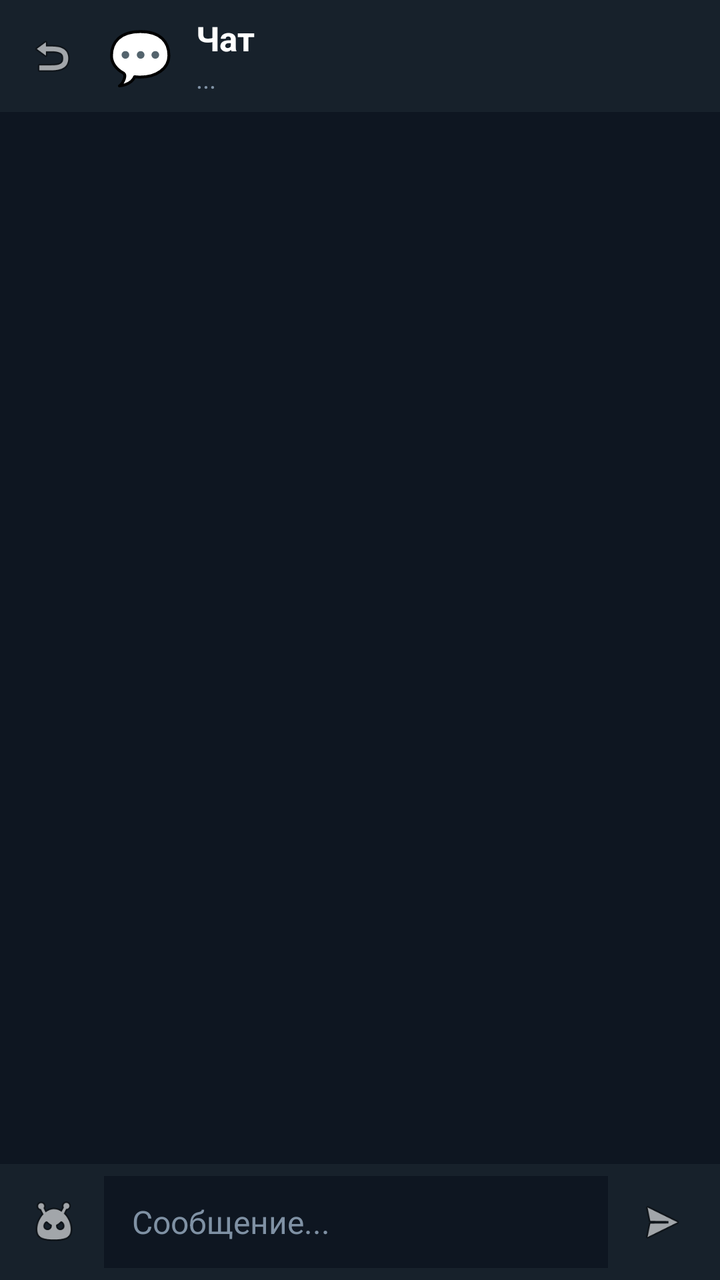
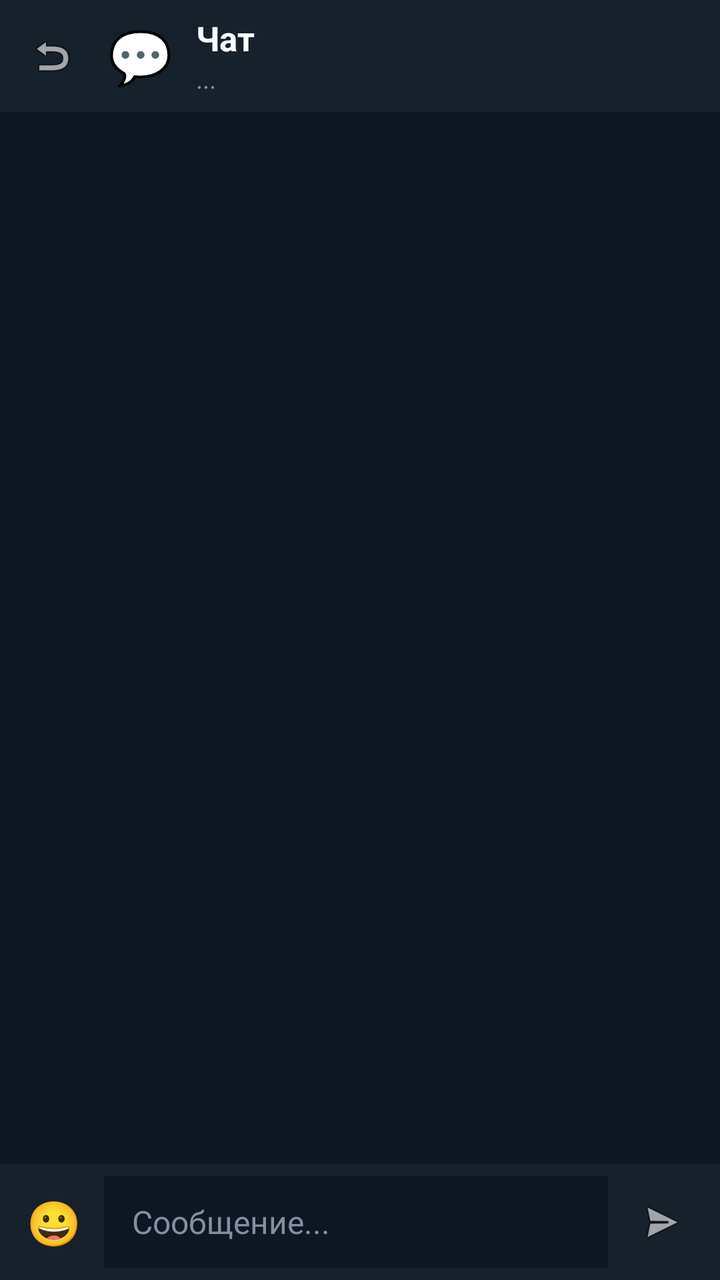

The first picture is an Android layout as it rendered before a commit; the second is the same layout after the commit. The layout source and the unified diff follow.
<!-- AndroidManifest.xml: application theme Theme.IvanChat -->
<!-- res/layout/activity_chat.xml -->
<?xml version="1.0" encoding="utf-8"?>
<LinearLayout xmlns:android="http://schemas.android.com/apk/res/android"
    android:layout_width="match_parent"
    android:layout_height="match_parent"
    android:orientation="vertical"
    android:background="#0E1621">

    
    <LinearLayout
        android:layout_width="match_parent"
        android:layout_height="56dp"
        android:orientation="horizontal"
        android:background="#17212B"
        android:gravity="center_vertical"
        android:paddingHorizontal="4dp">

        <ImageView
            android:id="@+id/backBtn"
            android:layout_width="44dp"
            android:layout_height="44dp"
            android:padding="10dp"
            android:src="@android:drawable/ic_menu_revert"
            android:background="?android:attr/selectableItemBackgroundBorderless"
            android:contentDescription="Назад" />

        <TextView
            android:id="@+id/chatAvatarText"
            android:layout_width="36dp"
            android:layout_height="36dp"
            android:text="💬"
            android:textSize="26sp"
            android:gravity="center"
            android:layout_marginStart="4dp"
            android:layout_marginEnd="10dp" />

        <LinearLayout
            android:layout_width="0dp"
            android:layout_height="wrap_content"
            android:layout_weight="1"
            android:orientation="vertical">

            <TextView
                android:id="@+id/chatTitleText"
                android:layout_width="wrap_content"
                android:layout_height="wrap_content"
                android:text="Чат"
                android:textColor="#FFFFFF"
                android:textSize="17sp"
                android:textStyle="bold" />

            <TextView
                android:id="@+id/chatSubText"
                android:layout_width="wrap_content"
                android:layout_height="wrap_content"
                android:text="..."
                android:textColor="#7F91A4"
                android:textSize="13sp" />

        </LinearLayout>

    </LinearLayout>

    
    <androidx.recyclerview.widget.RecyclerView
        android:id="@+id/messagesList"
        android:layout_width="match_parent"
        android:layout_height="0dp"
        android:layout_weight="1"
        android:paddingVertical="6dp"
        android:clipToPadding="false" />

    
    <HorizontalScrollView
        android:id="@+id/emojiPanel"
        android:layout_width="match_parent"
        android:layout_height="52dp"
        android:background="#17212B"
        android:visibility="gone"
        android:scrollbars="none">

        <LinearLayout
            android:id="@+id/emojiRow"
            android:layout_width="wrap_content"
            android:layout_height="match_parent"
            android:orientation="horizontal"
            android:gravity="center_vertical"
            android:paddingHorizontal="6dp" />

    </HorizontalScrollView>

    
    <LinearLayout
        android:layout_width="match_parent"
        android:layout_height="wrap_content"
        android:orientation="horizontal"
        android:background="#17212B"
        android:padding="6dp"
        android:gravity="center_vertical">

        <ImageView
            android:id="@+id/emojiBtn"
            android:layout_width="42dp"
            android:layout_height="42dp"
            android:padding="8dp"
            android:src="@android:drawable/ic_menu_emoticons"
            android:background="?android:attr/selectableItemBackgroundBorderless"
            android:contentDescription="Смайлы" />

        <EditText
            android:id="@+id/messageInput"
            android:layout_width="0dp"
            android:layout_height="46dp"
            android:layout_weight="1"
            android:background="#0E1621"
            android:paddingHorizontal="14dp"
            android:textColor="#FFFFFF"
            android:textColorHint="#7F91A4"
            android:textSize="16sp"
            android:hint="Сообщение..."
            android:inputType="textMultiLine|textCapSentences"
            android:maxLines="4"
            android:layout_marginStart="4dp"
            android:layout_marginEnd="4dp" />

        <ImageView
            android:id="@+id/sendBtn"
            android:layout_width="46dp"
            android:layout_height="46dp"
            android:padding="10dp"
            android:src="@android:drawable/ic_menu_send"
            android:background="?android:attr/selectableItemBackgroundBorderless"
            android:contentDescription="Отправить" />

    </LinearLayout>

</LinearLayout>
<!-- resources referenced by this layout -->
<resources>
  <style name="Theme.IvanChat" parent="Theme.AppCompat.NoActionBar">
          <item name="android:windowBackground">@android:color/black</item>
          <item name="android:colorBackground">@android:color/black</item>
          <item name="android:textColor">@android:color/white</item>
      </style>
</resources>

<!-- the commit's change to res/layout/activity_chat.xml (unified diff, before → after) -->
@@ -5,7 +5,6 @@
     android:orientation="vertical"
     android:background="#0E1621">
 
-    
     <LinearLayout
         android:layout_width="match_parent"
         android:layout_height="56dp"
@@ -60,7 +59,6 @@
 
     </LinearLayout>
 
-    
     <androidx.recyclerview.widget.RecyclerView
         android:id="@+id/messagesList"
         android:layout_width="match_parent"
@@ -69,7 +67,6 @@
         android:paddingVertical="6dp"
         android:clipToPadding="false" />
 
-    
     <HorizontalScrollView
         android:id="@+id/emojiPanel"
         android:layout_width="match_parent"
@@ -88,7 +85,6 @@
 
     </HorizontalScrollView>
 
-    
     <LinearLayout
         android:layout_width="match_parent"
         android:layout_height="wrap_content"
@@ -97,14 +93,14 @@
         android:padding="6dp"
         android:gravity="center_vertical">
 
-        <ImageView
+        <TextView
             android:id="@+id/emojiBtn"
             android:layout_width="42dp"
             android:layout_height="42dp"
-            android:padding="8dp"
-            android:src="@android:drawable/ic_menu_emoticons"
-            android:background="?android:attr/selectableItemBackgroundBorderless"
-            android:contentDescription="Смайлы" />
+            android:text="😀"
+            android:textSize="22sp"
+            android:gravity="center"
+            android:background="?android:attr/selectableItemBackgroundBorderless" />
 
         <EditText
             android:id="@+id/messageInput"
